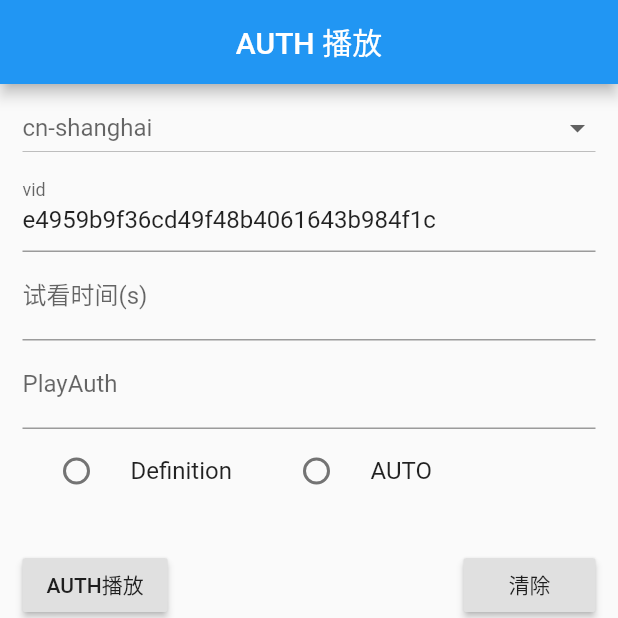
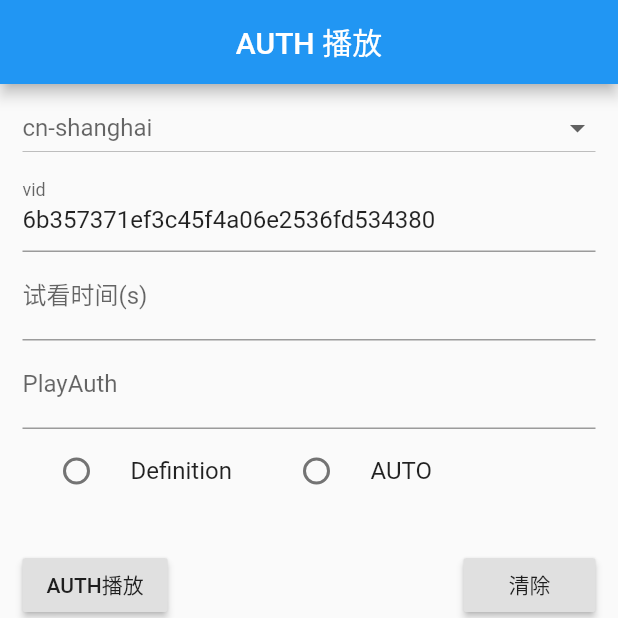
Before and after one commit to GeekTR/flutter_aliplayer, a Flutter app: the AuthPage screen opened directly, on a phone screen of 412 x 824 dp, the top half of it. Run offline on Flutter 3.47's test engine with Material 2 defaults, Android fonts, the phone set to English and light mode, and no system bars; our stand-ins replace connectivity, dio, fluttertoast, pull_to_refresh, sqflite; missing offline and left inert: qrcode_reader; accounts and stored records are empty.

Commit message:
feat:替换 URL、vid 资源

```diff
--- a/example/lib/config.dart
+++ b/example/lib/config.dart
@@ -40,11 +40,10 @@ enum VideoShowMode { Grid, Srceen }
 ///播放源相关
 class DataSourceRelated {
   static const String DEFAULT_REGION = "cn-shanghai";
-  static const String DEFAULT_VID = "e4959b9f36cd49f48b4061643b984f1c"; //多码率
-  // static const String DEFAULT_VID = "7a27bd5a62d546cc9a36137133a3711c"; //进度条不完整
+  static const String DEFAULT_VID = "6b357371ef3c45f4a06e2536fd534380";
 
   static const String DEFAULT_URL =
-      "https://alivc-demo-vod.aliyuncs.com/6b357371ef3c45f4a06e2536fd534380/eb3f139a4b437d1e9b623ee1b671115b-ld.mp4";
+      "https://alivc-demo-vod.aliyuncs.com/6b357371ef3c45f4a06e2536fd534380/53733986bce75cfc367d7554a47638c0-fd.mp4";
 
   static const String TYPE_KEY = "type";
   static const String REGION_KEY = "region";
--- a/example/lib/widget/aliyun_download_dialog.dart
+++ b/example/lib/widget/aliyun_download_dialog.dart
@@ -14,9 +14,7 @@ import 'package:flutter_aliplayer_example/util/network_utils.dart';
 class AliyunDownloadDialog extends Dialog {
   final NetWorkUtils _netWorkUtils = NetWorkUtils.instance;
   final TextEditingController _vidController = TextEditingController.fromValue(
-      TextEditingValue(text: DataSourceRelated.DEFAULT_VID
-          //text: "6609a2f737cb43e1a79ec2bc6aee781b"
-          ));
+      TextEditingValue(text: DataSourceRelated.DEFAULT_VID));
   final TextEditingController _accessKeyIdController = TextEditingController();
   final TextEditingController _accessKeySecretController =
       TextEditingController();
```
